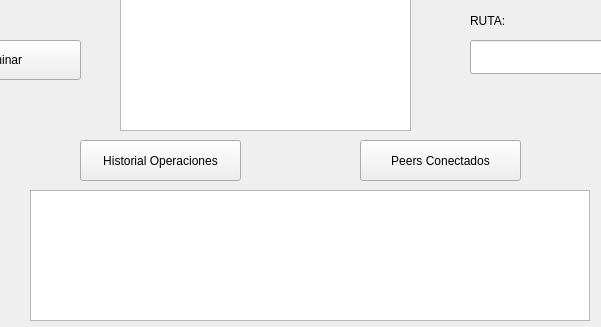
The window that menu.ui (Angelwxasd/P2PFS) describes before a commit, drawn with Qt 5; both pictures show x 120 to 721 and y 270 to 597 of the 864 by 597 pixel window.
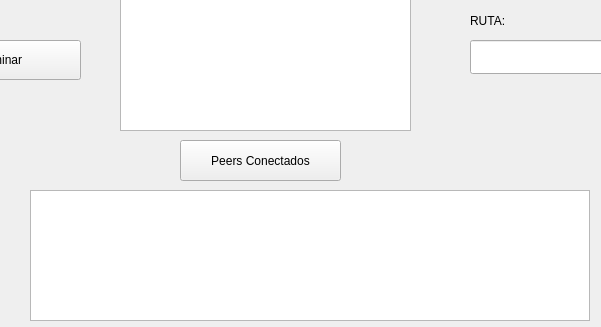
The same window after the commit.

```diff
--- a/menu.ui
+++ b/menu.ui
@@ -62,23 +62,10 @@
     <string>Eliminar</string>
    </property>
   </widget>
-  <widget class="QPushButton" name="HistorialBtn">
-   <property name="geometry">
-    <rect>
-     <x>200</x>
-     <y>410</y>
-     <width>161</width>
-     <height>41</height>
-    </rect>
-   </property>
-   <property name="text">
-    <string>Historial Operaciones</string>
-   </property>
-  </widget>
   <widget class="QPushButton" name="PeersBtn">
    <property name="geometry">
     <rect>
-     <x>480</x>
+     <x>300</x>
      <y>410</y>
      <width>161</width>
      <height>41</height>
```
